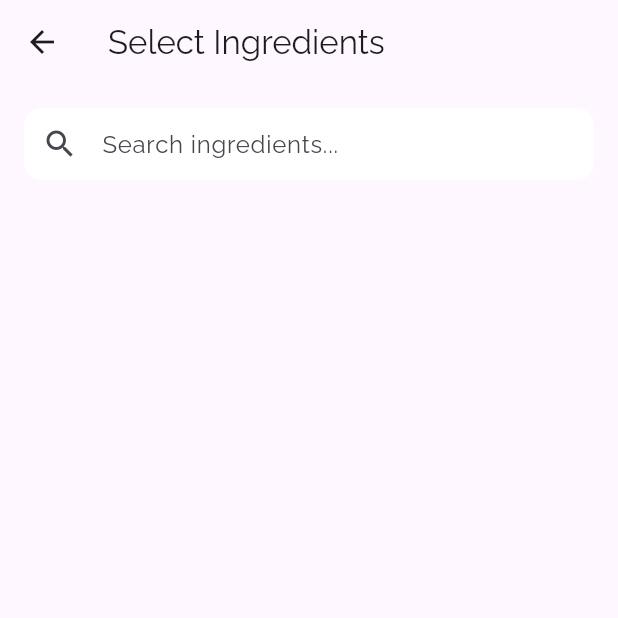
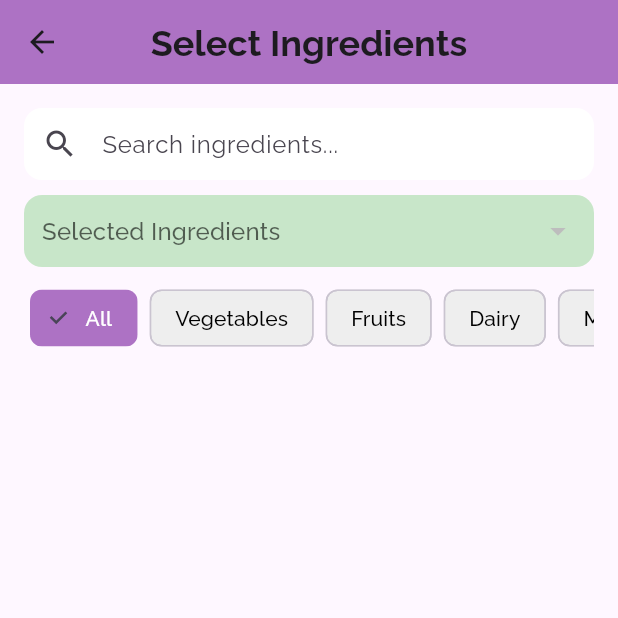
Before and after one commit to ahaandesai27/Inheritance-2024-mars, a Flutter app: the IngredientSelector screen opened by its route, on a phone screen of 412 x 824 dp, the top half of it. Run offline on Flutter 3.47's test engine with Material 3 defaults, Android fonts, the phone set to English and light mode, and no system bars; our stand-ins replace flutter_material_design_icons, google_fonts, jwt_decoder, line_awesome_flutter, shared_preferences; accounts and stored records are empty.

Commit message:
improved ingredient selector

```diff
--- a/app/lib/main.dart
+++ b/app/lib/main.dart
@@ -33,7 +33,7 @@ class _RecipauraState extends State<Recipaura> {
           primarySwatch: Colors.blue,
         ),
         routes: {
-          "/": (context) => RecipePage(),
+          "/": (context) => IngredientSelector(),
           MyRoutes.userRoute: (context) => const UserPage(),
           MyRoutes.signUpRoute: (context) => SignUpPage(),
           MyRoutes.loginRoute: (context) => LoginPage(),
--- a/app/lib/pages/ingredientselector.dart
+++ b/app/lib/pages/ingredientselector.dart
@@ -2,8 +2,10 @@ import 'package:flutter/material.dart';
 import 'package:http/http.dart' as http;
 import 'dart:convert';
 import 'dart:async';
+import 'package:google_fonts/google_fonts.dart';
 
 import '../api/apiurl.dart';
+import '../utils/colors.dart';
 
 class IngredientSelector extends StatefulWidget {
   const IngredientSelector({Key? key}) : super(key: key);
@@ -19,6 +21,17 @@ class _IngredientSelectorState extends State<IngredientSelector> {
   Timer? _debounceTimer;
   bool _isLoading = false;
   final String apiBaseUrl = apiUrl;
+  String _selectedCategory = "All";
+  final List<String> _categories = [
+    "All", "Vegetables", "Fruits", "Dairy", "Meat", "Spices"
+  ];
+
+  String capitalizeWords(String text) {
+    if (text.isEmpty) return text;
+    return text.split(' ').map((word) =>
+    word.isNotEmpty ? word[0].toUpperCase() + word.substring(1).toLowerCase() : ''
+    ).join(' ');
+  }
 
   @override
   void initState() {
@@ -49,15 +62,15 @@ class _IngredientSelectorState extends State<IngredientSelector> {
 
     try {
       final response = await http.get(
-        Uri.parse('$apiBaseUrl/api/ingredients?q=$query&limit=5'),
+        Uri.parse('$apiBaseUrl/api/ingredients?q=$query&category=$_selectedCategory&limit=5'),
       );
 
       if (response.statusCode == 200) {
         final List<dynamic> data = jsonDecode(response.body);
         setState(() {
           _suggestions = data.map((item) => {
-            'name': item['name'].toString(),
-            'category': item['category'].toString(),
+            'name': capitalizeWords(item['name'].toString()),
+            'category': capitalizeWords(item['category'].toString()),
           }).toList();
         });
       }
@@ -92,12 +105,21 @@ class _IngredientSelectorState extends State<IngredientSelector> {
   @override
   Widget build(BuildContext context) {
     return Scaffold(
-      appBar: AppBar(title: const Text("Select Ingredients")),
-      body: Column(
+      appBar: AppBar(
+        title: Text(
+          "Select Ingredients",
+          style: GoogleFonts.raleway(fontSize: 24, fontWeight: FontWeight.bold),
+        ),
+        centerTitle: true,
+        backgroundColor: Colour.purpur,
+      ),
+      body: Padding(
+        padding: const EdgeInsets.all(16.0),
+        child: Column(
+          crossAxisAlignment: CrossAxisAlignment.start,
           children: [
-          Padding(
-            padding: const EdgeInsets.all(16.0),
-            child: TextField(
+            // Search Bar
+            TextField(
               controller: _searchController,
               decoration: InputDecoration(
                 hintText: 'Search ingredients...',
@@ -121,7 +143,60 @@ class _IngredientSelectorState extends State<IngredientSelector> {
                 ),
               ),
             ),
+            const SizedBox(height: 10),
+
+            // Dropdown for selected ingredients
+            Container(
+              decoration: BoxDecoration(
+                color: Colors.green[100],
+                borderRadius: BorderRadius.circular(12),
               ),
+              padding: const EdgeInsets.symmetric(horizontal: 12),
+              child: DropdownButtonHideUnderline(
+                child: DropdownButton<String>(
+                  hint: Text("Selected Ingredients"),
+                  isExpanded: true,
+                  items: _selectedIngredients.map((ingredient) {
+                    return DropdownMenuItem<String>(
+                      value: ingredient,
+                      child: Text(capitalizeWords(ingredient)),
+                    );
+                  }).toList(),
+                  onChanged: (value) {},
+                ),
+              ),
+            ),
+            const SizedBox(height: 10),
+
+            // Category Selection Buttons
+            SingleChildScrollView(
+              scrollDirection: Axis.horizontal,
+              child: Row(
+                children: _categories.map((category) {
+                  return Padding(
+                    padding: const EdgeInsets.symmetric(horizontal: 4.0),
+                    child: ChoiceChip(
+                      label: Text(category),
+                      selected: _selectedCategory == category,
+                      onSelected: (selected) {
+                        setState(() {
+                          _selectedCategory = category;
+                          _fetchSuggestions(_searchController.text);
+                        });
+                      },
+                      selectedColor: Colour.purpur,
+                      backgroundColor: Colors.grey[200],
+                      labelStyle: TextStyle(
+                        color: _selectedCategory == category ? Colors.white : Colors.black,
+                      ),
+                    ),
+                  );
+                }).toList(),
+              ),
+            ),
+            const SizedBox(height: 10),
+
+            // Ingredients List
             Expanded(
               child: ListView.builder(
                 itemCount: _suggestions.length,
@@ -131,23 +206,33 @@ class _IngredientSelectorState extends State<IngredientSelector> {
                   final isSelected = _selectedIngredients.contains(ingredient);
 
                   return Padding(
-                  padding: const EdgeInsets.symmetric(
-                    horizontal: 16.0,
-                    vertical: 4.0,
-                  ),
+                    padding: const EdgeInsets.symmetric(vertical: 4.0),
                     child: Card(
-                    elevation: 0,
+                      elevation: 2,
                       color: isSelected ? Colors.green[100] : Colors.white,
                       shape: RoundedRectangleBorder(
                         borderRadius: BorderRadius.circular(12),
+                        side: BorderSide(
+                          color: Colour.purpur,
+                          width: 1.0,
+                        ),
                       ),
                       child: ListTile(
-                      title: Text(ingredient),
-                      subtitle: Text(category),
+                        title: Text(
+                          ingredient,
+                          style: GoogleFonts.raleway(
+                            fontSize: 16,
+                            fontWeight: FontWeight.w600,
+                          ),
+                        ),
+                        subtitle: Text(
+                          category,
+                          style: GoogleFonts.raleway(fontSize: 14, color: Colors.grey[700]),
+                        ),
                         trailing: Checkbox(
                           value: isSelected,
                           onChanged: (_) => _toggleIngredient(ingredient),
-                        activeColor: Colors.green,
+                          activeColor: Colour.purpur,
                         ),
                         onTap: () => _toggleIngredient(ingredient),
                       ),
@@ -158,6 +243,7 @@ class _IngredientSelectorState extends State<IngredientSelector> {
             ),
           ],
         ),
+      ),
     );
   }
 }
```
Also changed, not shown: app/pubspec.lock. Lines whose indentation alone changed are shown as unchanged.
